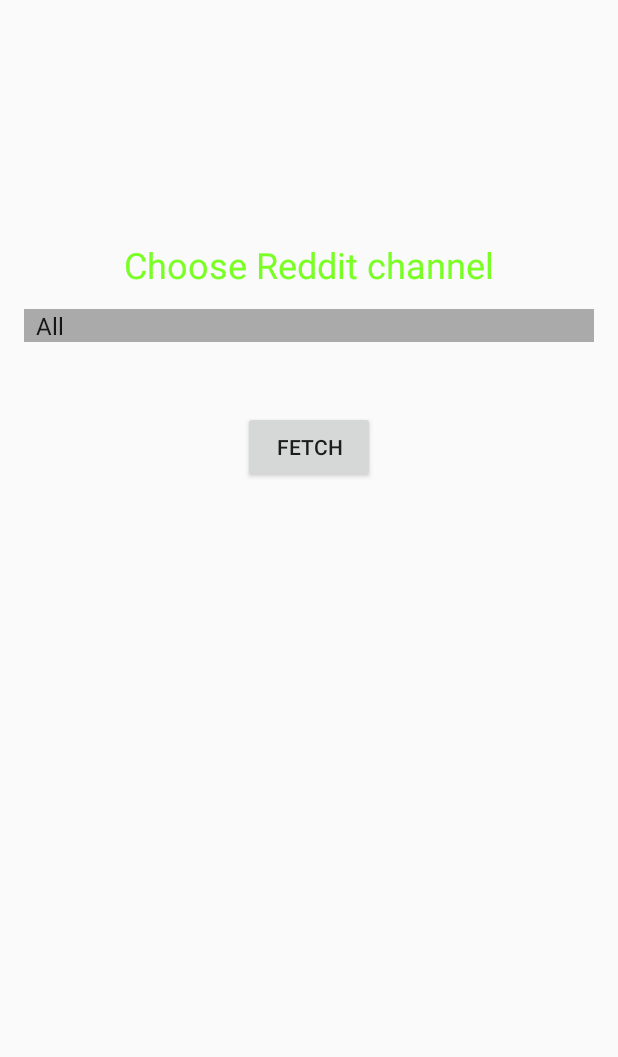
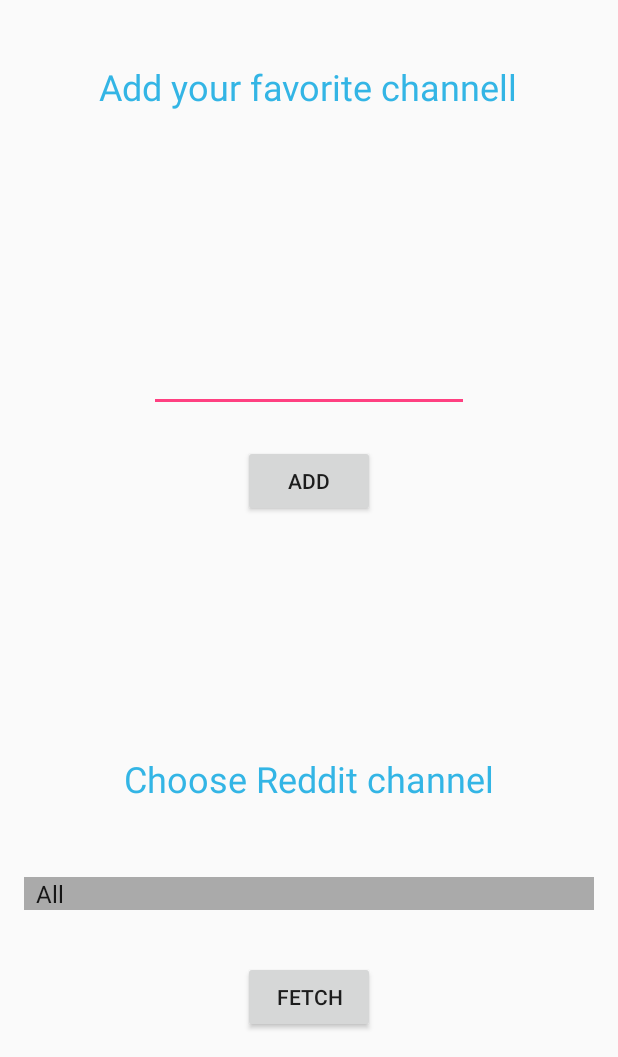
Before and after one commit to k0staa/RssReaderForReddit, an Android app: the screen it shows after launch (MainActivity), on a phone screen of 412 x 824 dp, the part 179-1236 px from its top. Run offline under Robolectric (Android 15) with nearby library versions, the phone set to English and light mode, and no system bars.

Commit message:
Add possibility to add new channels.

```diff
--- a/app/src/main/java/pl/codeaddict/rssreaderforreddit/MainActivity.java
+++ b/app/src/main/java/pl/codeaddict/rssreaderforreddit/MainActivity.java
@@ -7,6 +7,7 @@ import android.util.Log;
 import android.view.View;
 import android.widget.ArrayAdapter;
 import android.widget.Button;
+import android.widget.EditText;
 import android.widget.Spinner;
 
 import java.util.ArrayList;
@@ -17,16 +18,20 @@ import pl.codeaddict.rssreaderforreddit.models.UrlAdapterItem;
 import pl.codeaddict.rssreaderforreddit.xml.HandleXML;
 
 public class MainActivity extends AppCompatActivity {
-    private Button b1;
-    private String choosenUrl = "http://tutorialspoint.com/android/sampleXML.xml";
+    private static String REDDIT_BASE_URL = "https://www.reddit.com/r/";
+    private static String REDDIT_BASE_URL_XML = "/.xml";
+
+    private Button buttonFetch, buttonAdd;
+    private EditText addChannellText;
+    private String choosenUrl = "";
     private HandleXML handleXML;
     private List<UrlAdapterItem> channelSpinner;
     private Spinner spinner;
 
     public MainActivity() {
         channelSpinner = new ArrayList<>();
-        channelSpinner.add(new UrlAdapterItem("All","https://www.reddit.com/r/all/.xml" ));
-        channelSpinner.add(new UrlAdapterItem("Polska", "https://www.reddit.com/r/polska/.xml" ));
+        channelSpinner.add(new UrlAdapterItem("All", REDDIT_BASE_URL + "all" + REDDIT_BASE_URL_XML ));
+        channelSpinner.add(new UrlAdapterItem("Polska", REDDIT_BASE_URL + "polska" + REDDIT_BASE_URL_XML ));
 
     }
 
@@ -43,9 +48,9 @@ public class MainActivity extends AppCompatActivity {
         spinner.setAdapter(adapter);
         spinner.setOnItemSelectedListener(new SpinnerListener(this));
 
-        b1 = (Button) findViewById(R.id.button);
+        buttonFetch = (Button) findViewById(R.id.button);
 
-        b1.setOnClickListener(new View.OnClickListener() {
+        buttonFetch.setOnClickListener(new View.OnClickListener() {
             @Override
             public void onClick(View v) {
                 handleXML = new HandleXML(choosenUrl);
@@ -55,6 +60,18 @@ public class MainActivity extends AppCompatActivity {
                 Log.i("Posts", "values = <<" + handleXML.getRedditPostList() + ">>");
                 Intent in = new Intent(MainActivity.this, SecondActivity.class);
                 startActivity(in);
+            }
+        });
+
+        buttonAdd = (Button) findViewById(R.id.buttonAdd);
+        addChannellText = (EditText) findViewById(R.id.editTextChannel);
+        buttonAdd.setOnClickListener(new View.OnClickListener() {
+            @Override
+            public void onClick(View v) {
+              if(addChannellText != null && !addChannellText.getText().toString().isEmpty()){
+                  String channel = addChannellText.getText().toString();
+                  channelSpinner.add(new UrlAdapterItem(channel, REDDIT_BASE_URL + channel + REDDIT_BASE_URL_XML ));
+              }
             }
         });
     }
--- a/app/src/main/java/pl/codeaddict/rssreaderforreddit/models/RedditPost.java
+++ b/app/src/main/java/pl/codeaddict/rssreaderforreddit/models/RedditPost.java
@@ -51,11 +51,9 @@ public class RedditPost {
 
     @Override
     public String toString() {
-        return "RedditPost{" +
-                "author='" + author + '\'' +
-                ", link='" + link + '\'' +
-                ", title='" + title + '\'' +
-                ", content='" + content + '\'' +
-                '}';
+        return "<h2>Author: " + author +" </h2>"
+                + "<a href=\"" + link + "\" >" + link + "</a>"
+                + "<p>Title: " + title + "</p><br/>"
+                + "<div> " + content + "</div>";
     }
 }
--- a/app/src/main/res/layout/activity_main.xml
+++ b/app/src/main/res/layout/activity_main.xml
@@ -7,6 +7,17 @@
     android:paddingBottom="@dimen/activity_vertical_margin"
     tools:context=".MainActivity"
     android:transitionGroup="true">
+
+    <TextView
+        android:id="@+id/textViewAddChannel"
+        android:layout_width="wrap_content"
+        android:layout_height="wrap_content"
+        android:layout_marginTop="41dp"
+        android:text="Add your favorite channell"
+        android:textColor="@android:color/holo_blue_light"
+        android:textSize="24sp"
+        android:layout_below="@+id/textview"
+        android:layout_centerHorizontal="true" />
 
     <TextView
         android:id="@+id/textview"
@@ -22,30 +33,47 @@
         android:id="@+id/textView"
         android:layout_width="wrap_content"
         android:layout_height="wrap_content"
-        android:layout_marginTop="160dp"
         android:text="Choose Reddit channel"
-        android:textColor="#ff7aff24"
+        android:textColor="@android:color/holo_blue_light"
         android:textSize="24sp"
-        android:layout_below="@+id/textview"
-        android:layout_centerHorizontal="true" />
+        android:layout_above="@+id/spinner"
+        android:layout_centerHorizontal="true"
+        android:layout_marginBottom="49dp" />
 
     <Spinner
         android:id="@+id/spinner"
         android:layout_width="match_parent"
         android:layout_height="wrap_content"
+        android:background="@android:color/darker_gray"
+        android:visibility="visible"
+        android:layout_above="@+id/button"
         android:layout_alignParentStart="true"
-        android:layout_below="@+id/textView"
-        android:layout_marginTop="13dp"
-        android:background="@android:color/darker_gray"
-        android:visibility="visible" />
+        android:layout_marginBottom="34dp" />
 
     <Button
         android:layout_width="wrap_content"
         android:layout_height="wrap_content"
         android:text="Fetch"
         android:id="@+id/button"
-        android:layout_marginTop="46dp"
-        android:layout_below="@+id/spinner"
+        android:layout_alignParentBottom="true"
         android:layout_centerHorizontal="true" />
 
+    <Button
+        android:id="@+id/buttonAdd"
+        android:layout_width="wrap_content"
+        android:layout_height="wrap_content"
+        android:layout_alignStart="@+id/button"
+        android:layout_centerVertical="true"
+        android:text="Add" />
+
+    <EditText
+        android:id="@+id/editTextChannel"
+        android:layout_width="wrap_content"
+        android:layout_height="wrap_content"
+        android:layout_above="@+id/buttonAdd"
+        android:layout_centerHorizontal="true"
+        android:layout_marginBottom="22dp"
+        android:ems="10"
+        android:inputType="text" />
+
 </RelativeLayout>
```
